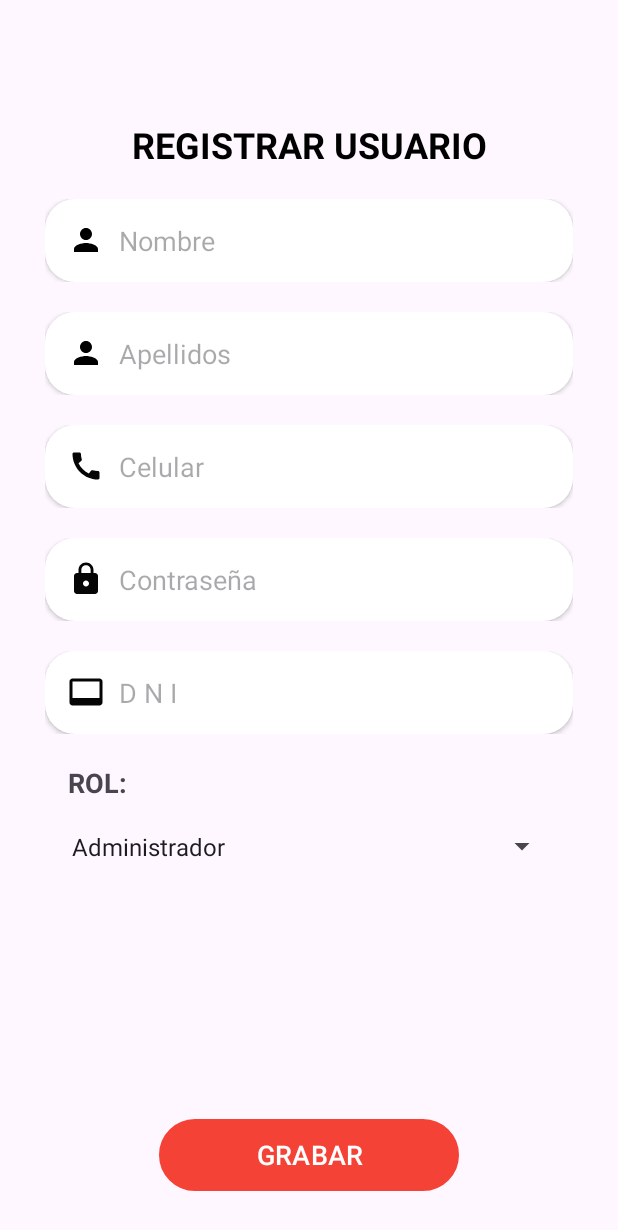
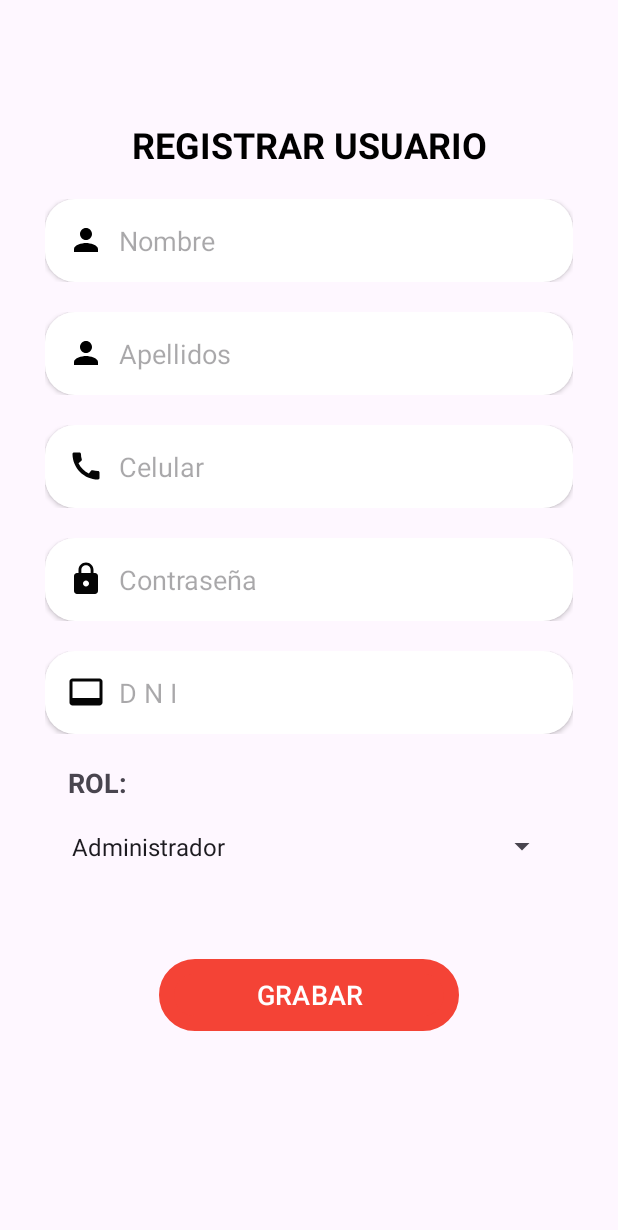
Before and after one commit to BrianTest48/perfitec, an Android app: the AgregarUsuarioActivity screen opened directly, with no data from a screen before it, on a phone screen of 412 x 824 dp. Shown: the top 1230 px of the screen. Run offline under Robolectric (Android 15) with nearby library versions, the phone set to English and light mode, and no system bars; our stand-ins replace Volley; network calls fail.

Commit message:
Se Agrego ScrollView a los modulos editar

```diff
--- a/app/src/main/res/layout/activity_agregar_usuario.xml
+++ b/app/src/main/res/layout/activity_agregar_usuario.xml
@@ -8,6 +8,15 @@
     android:orientation="vertical"
     android:layout_margin="30dp"
     tools:context=".usuarios.AgregarUsuarioActivity">
+
+    <ScrollView
+        android:layout_width="match_parent"
+        android:layout_height="match_parent">
+
+        <LinearLayout
+            android:layout_width="match_parent"
+            android:layout_height="wrap_content"
+            android:orientation="vertical">
 
             <LinearLayout
                 android:layout_width="match_parent"
@@ -171,9 +180,6 @@
                 </LinearLayout>
             </LinearLayout>
 
-
-
-
             <LinearLayout
                 android:layout_width="match_parent"
                 android:layout_height="wrap_content"
@@ -192,5 +198,8 @@
 
             </LinearLayout>
 
+        </LinearLayout>
+
+    </ScrollView>
 
 </LinearLayout>
```
Also changed, not shown: app/src/main/res/layout/activity_agregar_maquina.xml (+7 -7 lines), app/src/main/res/layout/activity_editar_cliente.xml (+12 -0 lines), app/src/main/res/layout/activity_editar_usuario.xml (+12 -2 lines). Lines whose indentation alone changed are shown as unchanged.
